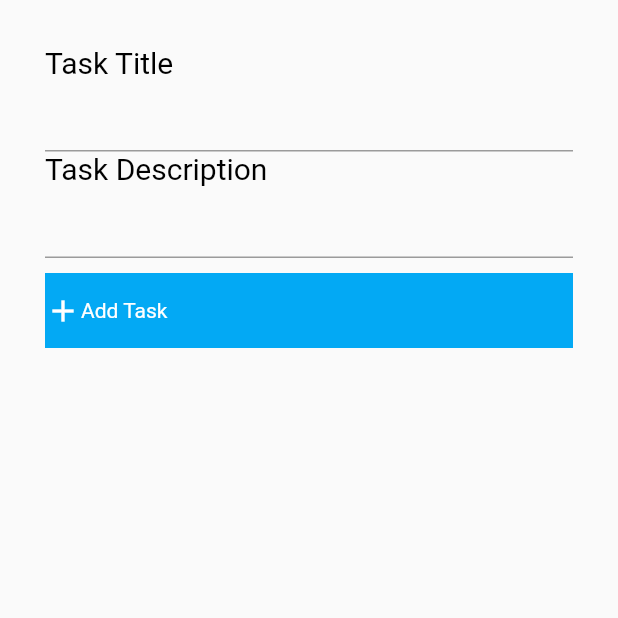
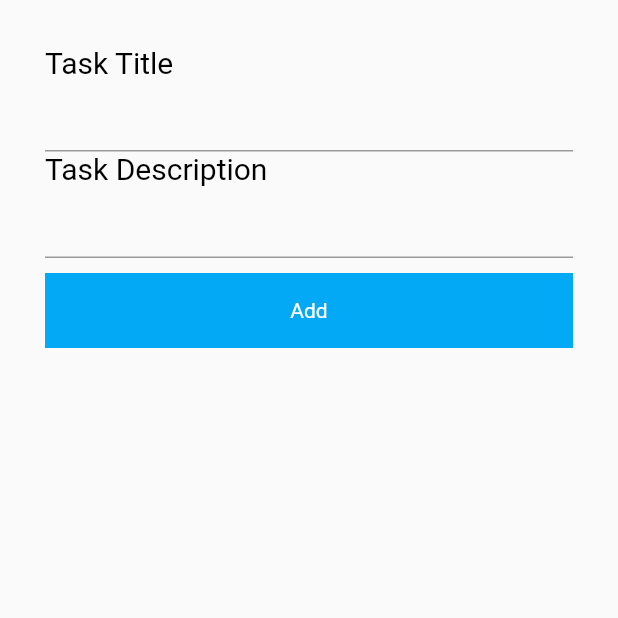
Before and after one commit to noveriojoee/what_to_do_app_flutter, a Flutter app: the AddTaskScreen screen opened by its route, on a phone screen of 412 x 824 dp, the top half of it. Run offline on Flutter 3.47's test engine with Material 2 defaults, Android fonts, the phone set to English and light mode, and no system bars.

Commit message:
adding add new task page

```diff
--- a/lib/Screens/AddTaskScreen.dart
+++ b/lib/Screens/AddTaskScreen.dart
@@ -1,4 +1,5 @@
 import 'package:flutter/material.dart';
+import 'package:flutter/widgets.dart';
 
 class AddTaskScreen extends StatefulWidget {
   AddTaskScreen({Key? key}) : super(key: key);
@@ -42,24 +43,15 @@ class _AddTaskScreenState extends State<AddTaskScreen> {
               ),
               RawMaterialButton(
                   onPressed: () {
-                    print('button pressed');
+                    setState(() {
+                      Navigator.pop(context);
+                    });
                   },
                   child: Container(
+                    alignment: Alignment.center,
+                    height: 50,
                     color: Colors.lightBlue,
-                    height: 50,
-                    child: Row(
-                      crossAxisAlignment: CrossAxisAlignment.center,
-                      children: <Widget>[
-                        Icon(
-                          Icons.add,
-                          color: Colors.white,
-                        ),
-                        Text(
-                          'Add Task',
-                          style: TextStyle(color: Colors.white),
-                        )
-                      ],
-                    ),
+                    child: Text('Add',style: TextStyle(color: Colors.white),)
                   ))
             ],
           ),
```
